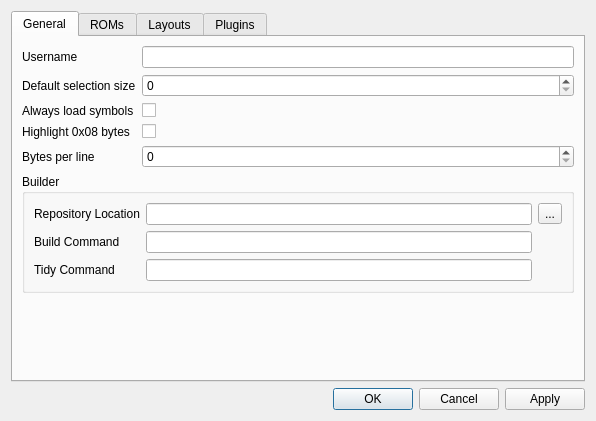
Above: resources/settings.ui from octorock/the-little-hat before the change. Below: the same form after it.
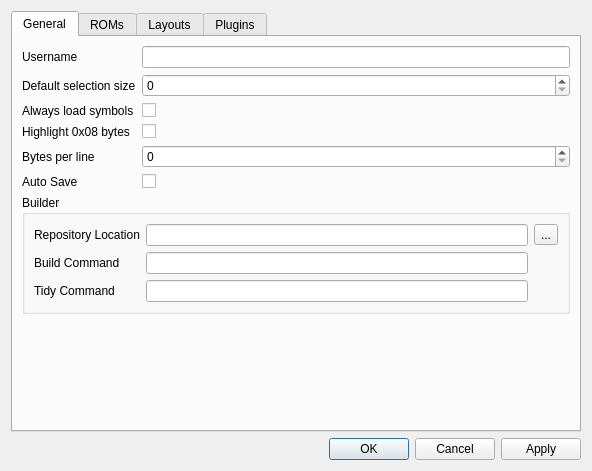
That is the form after the change.

Diff of the .ui file:
```diff
--- a/resources/settings.ui
+++ b/resources/settings.ui
@@ -6,8 +6,8 @@
    <rect>
     <x>0</x>
     <y>0</y>
-    <width>596</width>
-    <height>421</height>
+    <width>592</width>
+    <height>471</height>
    </rect>
   </property>
   <property name="windowTitle">
@@ -120,6 +120,23 @@
            </property>
           </widget>
          </item>
+         <item row="6" column="0">
+          <widget class="QLabel" name="label_17">
+           <property name="text">
+            <string>Auto Save</string>
+           </property>
+          </widget>
+         </item>
+         <item row="6" column="1">
+          <widget class="QCheckBox" name="checkBoxAutoSave">
+           <property name="toolTip">
+            <string>Automatically saves pointers, constraints and annotations when they are saved</string>
+           </property>
+           <property name="text">
+            <string/>
+           </property>
+          </widget>
+         </item>
         </layout>
        </item>
        <item>
```
Left out of the diff: 4 changed lines with no effect on the pictures.
